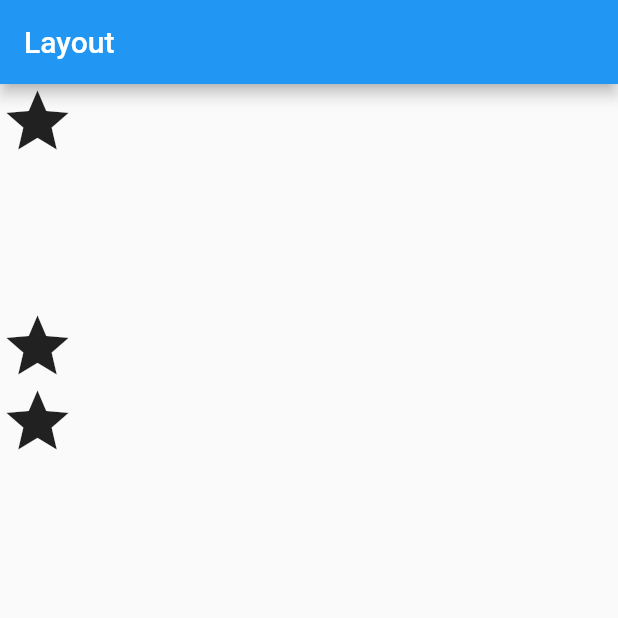
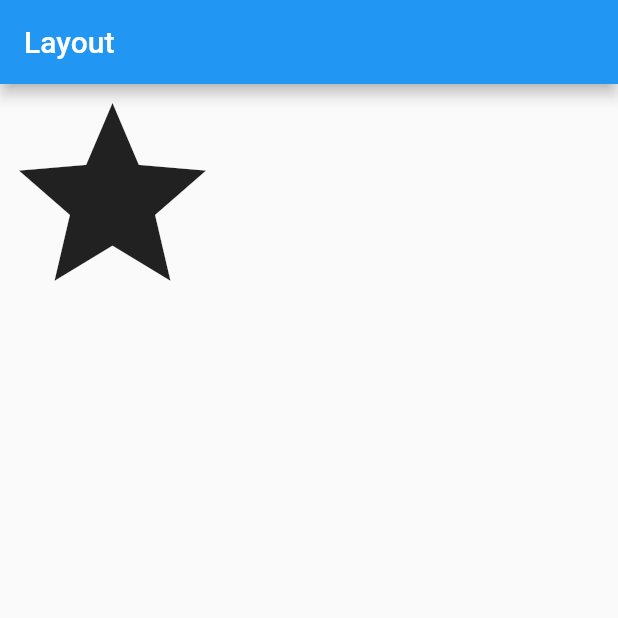
Before and after one commit to after-six/flutter-layout-wonwoo, a Flutter app: the screen it shows after launch, on a phone screen of 412 x 824 dp, the top half of it. Run offline on Flutter 3.47's test engine with Material 2 defaults, Android fonts, the phone set to English and light mode, and no system bars.

Commit message:
SizedBox visible object

```diff
--- a/lib/main.dart
+++ b/lib/main.dart
@@ -6,19 +6,14 @@ class MyApp extends StatelessWidget {
   // This widget is the root of your application.
   @override
   Widget build(BuildContext context) {
+    final bool isVisible = true;
+
     return MaterialApp(
       home: Scaffold(
         appBar: AppBar(
           title: Text('Layout'),
         ),
-        body: Column(
-          children: <Widget>[
-            Icon(Icons.star, size: 50),
-            const SizedBox(height: 100),
-            Icon(Icons.star, size: 50),
-            Icon(Icons.star, size: 50),
-          ],
-        ),
+        body: isVisible ? Icon(Icons.star, size: 150) : const SizedBox(),
       ),
     );
   }
```
